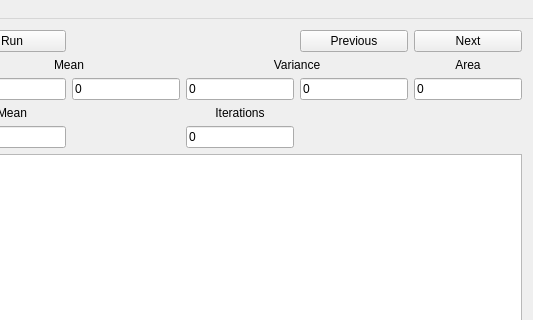
Before: the Qt Designer form RegionTracking/mainwindow.ui in faisalbadran/493_Project, drawn with Qt 5; both pictures show x 167 to 700 and y 0 to 320 of the 700 by 700 pixel window.
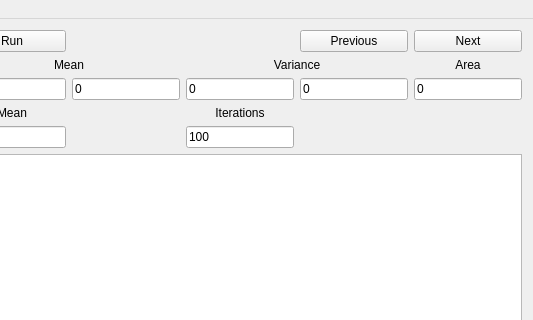
After: the same form once the commit is applied.

Commit message: Set default iterations to 100

Patch:
```diff
--- a/RegionTracking/mainwindow.ui
+++ b/RegionTracking/mainwindow.ui
@@ -166,7 +166,7 @@
       <item row="5" column="3">
        <widget class="QLineEdit" name="iterations_edit">
         <property name="text">
-         <string>0</string>
+         <string>100</string>
         </property>
        </widget>
       </item>
```
